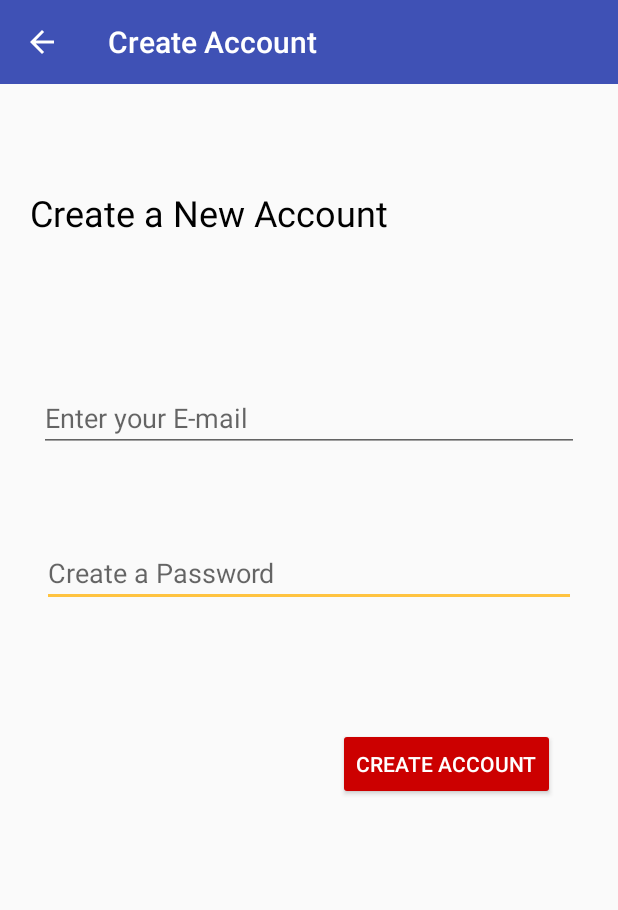
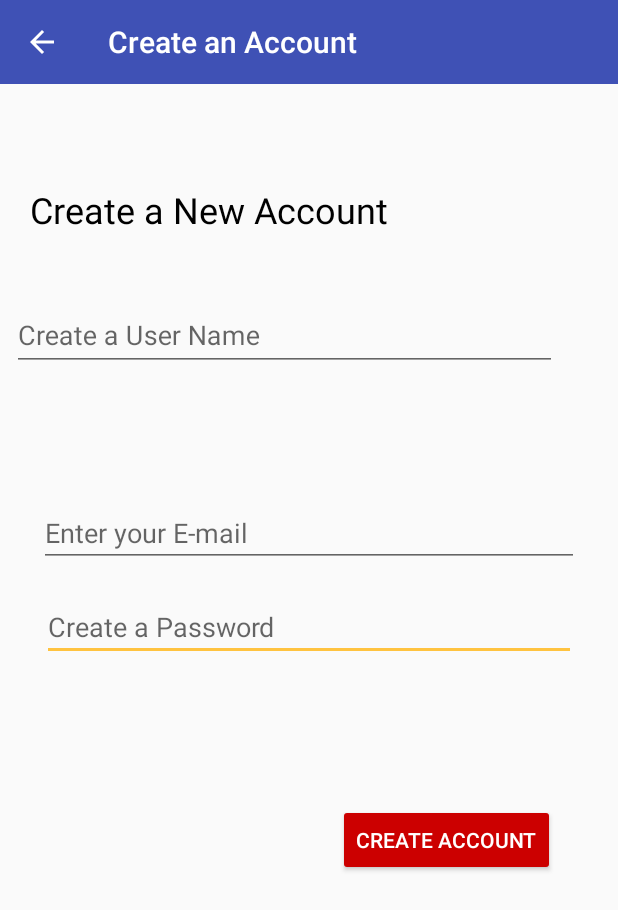
Before and after one commit to MovilTec/URStudyGuide_1, an Android app: the screen it shows after launch (RegisterActivity), after a tap on "CREATE A NEW ACCOUNT", on a phone screen of 412 x 824 dp. Shown: the top 910 px of the screen. Run offline under Robolectric (Android 15) with nearby library versions, the phone set to English and light mode, and no system bars; our stand-ins replace Firebase (no records; nobody signed in at launch, a user with empty details on screens opened directly).

```diff
--- a/app/src/main/java/com/example/bbvacontrol/uranitexpert/MainActivity.java
+++ b/app/src/main/java/com/example/bbvacontrol/uranitexpert/MainActivity.java
@@ -80,6 +80,7 @@ public class MainActivity extends AppCompatActivity {
         return true;
     }
 
+    //Accioens al elegir cualquier botón del menú
     @Override
     public boolean onOptionsItemSelected(MenuItem item) {
         super.onOptionsItemSelected(item);
@@ -88,6 +89,11 @@ public class MainActivity extends AppCompatActivity {
             sendToStart();
         }
 
+        if(item.getItemId() == R.id.main_AccountSettings_button){
+            Intent settingsIntent = new Intent(this, AccountSettings.class);
+            startActivity(settingsIntent);
+        }
+
         return true;
     }
 }
--- a/app/src/main/java/com/example/bbvacontrol/uranitexpert/RegisterActivity.java
+++ b/app/src/main/java/com/example/bbvacontrol/uranitexpert/RegisterActivity.java
@@ -3,6 +3,7 @@ package com.example.bbvacontrol.uranitexpert;
 import android.app.ProgressDialog;
 import android.content.Intent;
 import android.support.annotation.NonNull;
+import android.support.design.widget.TextInputLayout;
 import android.support.v7.app.AppCompatActivity;
 import android.os.Bundle;
 import android.support.v7.widget.Toolbar;
@@ -23,15 +24,15 @@ import static android.content.ContentValues.TAG;
 
 public class RegisterActivity extends AppCompatActivity {
 
+    private TextInputLayout nickName;
     private EditText email;
     private EditText password;
     private Button createAccount;
+    private ProgressDialog mRegProgress;
+    private Toolbar mToolbar;
+    private FirebaseAuth mAuth;
 
-    private ProgressDialog mRegProgress;
-
-    private Toolbar mToolbar;
-
-    private FirebaseAuth mAuth;
+    Users users = new Users();
 
     @Override
     protected void onCreate(Bundle savedInstanceState) {
@@ -40,10 +41,11 @@ public class RegisterActivity extends AppCompatActivity {
 
         mToolbar = (Toolbar) findViewById(R.id.register_toolbar);
         setSupportActionBar(mToolbar);
-        getSupportActionBar().setTitle("Create Account");
+        getSupportActionBar().setTitle("Create an Account");
         getSupportActionBar().setDisplayHomeAsUpEnabled(true);
 
         // Campos de Registro de Usuario
+        nickName = findViewById(R.id.reg_userNickName_textInputLayout);
         email = (EditText) findViewById(R.id.reg_email);
         password = (EditText) findViewById(R.id.reg_password);
         createAccount = (Button) findViewById(R.id.createAccountButton);
@@ -54,22 +56,26 @@ public class RegisterActivity extends AppCompatActivity {
             @Override
             public void onClick(View v) {
 
+                String nickName_account = nickName.getEditText().getText().toString();
                 String email_account = email.getText().toString();
                 String password_account = password.getText().toString();
-                if(!TextUtils.isEmpty(email_account) || !TextUtils.isEmpty(password_account)) {
+                if(!TextUtils.isEmpty(email_account) || !TextUtils.isEmpty(password_account) || TextUtils.isEmpty(nickName.getEditText().getText())) {
                     mRegProgress.setTitle("Registering new User");
                     mRegProgress.setMessage("Please wait while it is creating your account");
                     mRegProgress.setCanceledOnTouchOutside(false);
                     mRegProgress.show();
 
-                    register_user(email_account, password_account);
+                    register_user(email_account, password_account, nickName_account);
+                }else{
+                    Toast.makeText(RegisterActivity.this, "Registration failed. Please fill all the fields on the registration",
+                            Toast.LENGTH_SHORT).show();
                 }
             }
         });
 
     }
 
-    public void register_user(String email, String password){
+    public void register_user(String email, String password, final String nickName){
 
         mAuth = FirebaseAuth.getInstance();
 
@@ -78,6 +84,8 @@ public class RegisterActivity extends AppCompatActivity {
                     @Override
                     public void onComplete(@NonNull Task<AuthResult> task) {
                         if (task.isSuccessful()) {
+
+                            users.registerNewUser(nickName);
 
                             mRegProgress.dismiss();
                             // Sign in success, update UI with the signed-in user's information
--- a/app/src/main/res/layout/activity_register.xml
+++ b/app/src/main/res/layout/activity_register.xml
@@ -9,9 +9,6 @@
     <include
         android:id="@+id/register_toolbar"
         layout="@layout/app_bar_layout"
-        android:layout_marginEnd="8dp"
-        android:layout_marginStart="8dp"
-        android:layout_marginTop="8dp"
         app:layout_constraintEnd_toEndOf="parent"
         app:layout_constraintStart_toStartOf="parent"
         app:layout_constraintTop_toTopOf="parent" />
@@ -32,7 +29,7 @@
         app:layout_constraintHorizontal_bias="0.865"
         app:layout_constraintStart_toStartOf="parent"
         app:layout_constraintTop_toBottomOf="@+id/reg_password"
-        app:layout_constraintVertical_bias="0.204" />
+        app:layout_constraintVertical_bias="0.273" />
 
     <EditText
         android:id="@+id/reg_password"
@@ -48,8 +45,8 @@
         app:layout_constraintBottom_toBottomOf="parent"
         app:layout_constraintEnd_toEndOf="parent"
         app:layout_constraintStart_toStartOf="parent"
-        app:layout_constraintTop_toTopOf="parent"
-        app:layout_constraintVertical_bias="0.461" />
+        app:layout_constraintTop_toBottomOf="@+id/reg_email"
+        app:layout_constraintVertical_bias="0.025" />
 
     <EditText
         android:id="@+id/reg_email"
@@ -65,8 +62,8 @@
         app:layout_constraintBottom_toBottomOf="parent"
         app:layout_constraintEnd_toEndOf="parent"
         app:layout_constraintStart_toStartOf="parent"
-        app:layout_constraintTop_toTopOf="parent"
-        app:layout_constraintVertical_bias="0.325" />
+        app:layout_constraintTop_toBottomOf="@+id/reg_userNickName_textInputLayout"
+        app:layout_constraintVertical_bias="0.15" />
 
     <TextView
         android:id="@+id/textView3"
@@ -79,10 +76,31 @@
         android:text="Create a New Account"
         android:textColor="@android:color/black"
         android:textSize="24sp"
-        app:layout_constraintBottom_toTopOf="@+id/reg_email"
+        app:layout_constraintBottom_toTopOf="@+id/reg_userNickName_textInputLayout"
         app:layout_constraintEnd_toEndOf="parent"
         app:layout_constraintHorizontal_bias="0.078"
         app:layout_constraintStart_toStartOf="parent"
-        app:layout_constraintTop_toBottomOf="@+id/register_toolbar"
-        app:layout_constraintVertical_bias="0.244" />
+        app:layout_constraintTop_toBottomOf="@+id/register_toolbar" />
+
+    <android.support.design.widget.TextInputLayout
+        android:id="@+id/reg_userNickName_textInputLayout"
+        android:layout_width="363dp"
+        android:layout_height="wrap_content"
+        android:layout_marginBottom="8dp"
+        android:layout_marginEnd="8dp"
+        android:layout_marginStart="8dp"
+        android:layout_marginTop="188dp"
+        app:layout_constraintBottom_toBottomOf="parent"
+        app:layout_constraintEnd_toEndOf="parent"
+        app:layout_constraintHorizontal_bias="0.0"
+        app:layout_constraintStart_toStartOf="parent"
+        app:layout_constraintTop_toTopOf="@+id/register_toolbar"
+        app:layout_constraintVertical_bias="0.006">
+
+        <android.support.design.widget.TextInputEditText
+            android:id="@+id/reg_UserNickname"
+            android:layout_width="match_parent"
+            android:layout_height="wrap_content"
+            android:hint="Create a User Name" />
+    </android.support.design.widget.TextInputLayout>
 </android.support.constraint.ConstraintLayout>
--- a/app/src/main/res/menu/main_menu.xml
+++ b/app/src/main/res/menu/main_menu.xml
@@ -2,6 +2,9 @@
 <menu xmlns:app="http://schemas.android.com/apk/res-auto"
     xmlns:android="http://schemas.android.com/apk/res/android">
 
+    <item
+        android:id="@+id/main_AccountSettings_button"
+        android:title="Account Settings" />
     <item
         android:id="@+id/main_LogOut_button"
         android:title="Log Out" />
--- a/app/src/main/res/values/strings.xml
+++ b/app/src/main/res/values/strings.xml
@@ -4,4 +4,5 @@
     <!-- TODO: Remove or change this placeholder text -->
     <string name="hello_blank_fragment">vista principal Redes</string>
     <string name="title_activity_client_support">client_support</string>
+    <string name="ChangeStatus_dialog">Change Status</string>
 </resources>
```
Also changed, not shown: app/src/main/AndroidManifest.xml (+4 -3 lines), app/src/main/java/com/example/bbvacontrol/uranitexpert/AccountSettings.java (added, +87 -0 lines), app/src/main/java/com/example/bbvacontrol/uranitexpert/Users.java (+103 -0 lines), app/src/main/res/layout/activity_account_settings.xml (added, +78 -0 lines), app/src/main/res/layout/dialog_change_status.xml (added, +68 -0 lines).
